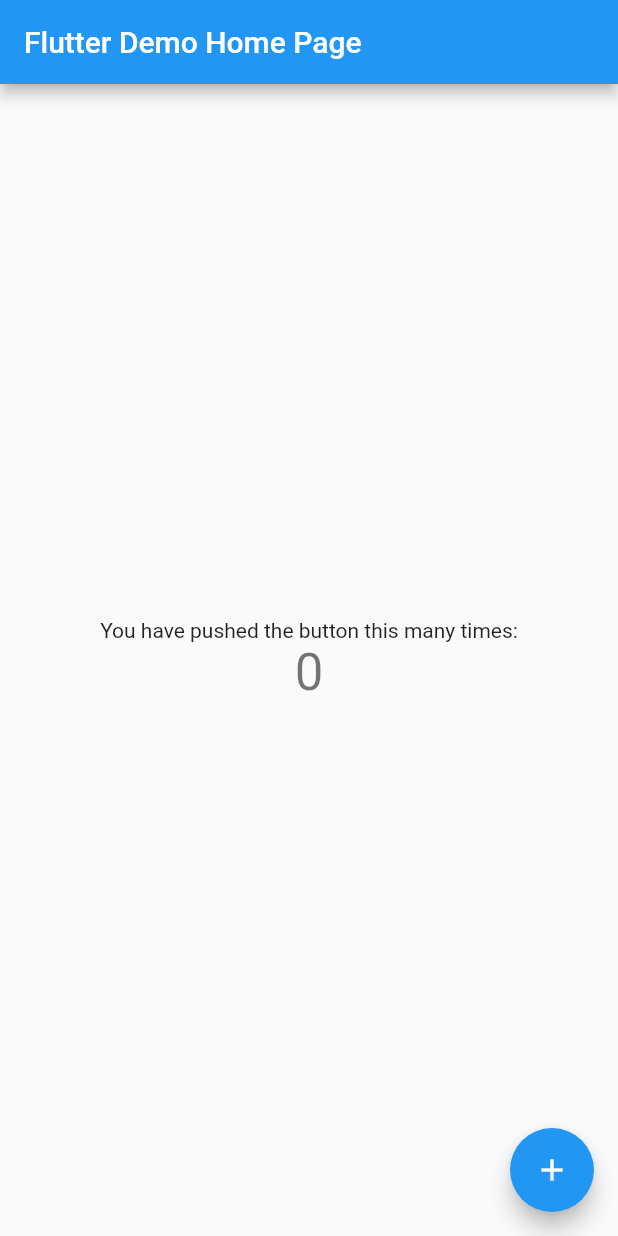
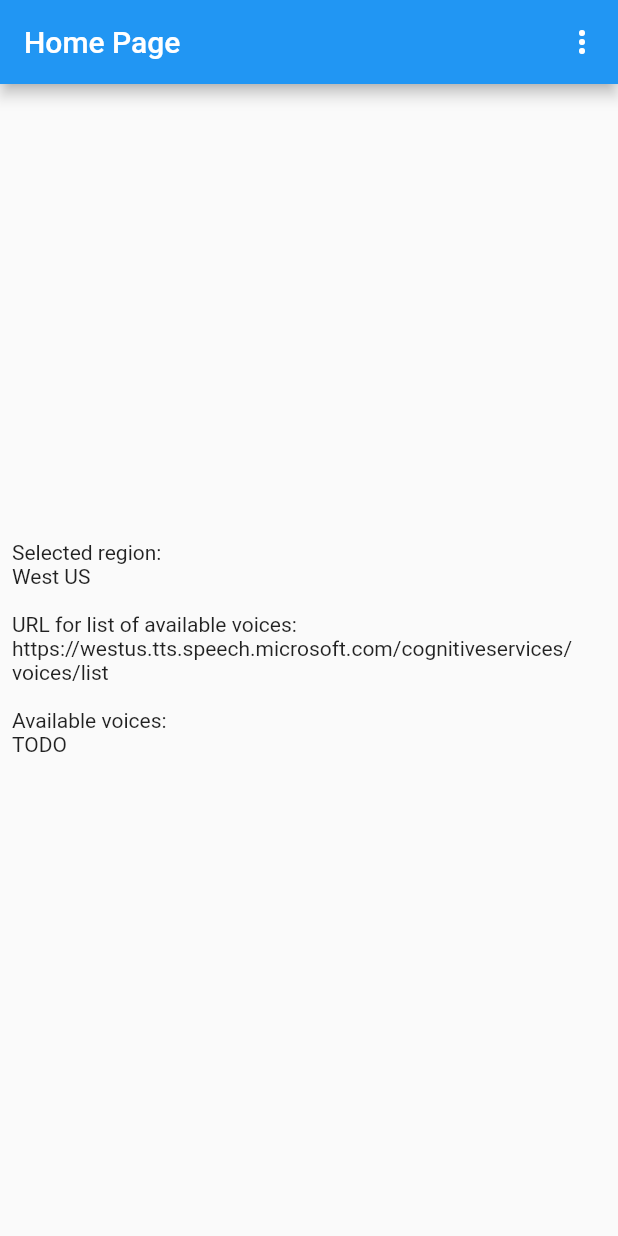
Before and after one commit to boltomli/speech_api_flu, a Flutter app: the screen it shows after launch, on a phone screen of 412 x 824 dp. Run offline on Flutter 3.47's test engine with Material 2 defaults, Android fonts, the phone set to English and light mode, and no system bars.

Commit message:
Prepare to get available voices

```diff
--- a/lib/main.dart
+++ b/lib/main.dart
@@ -9,40 +9,33 @@
   runApp(new MyApp());
 }
 
+const regions = const [
+  const Region('West US', 'https://westus.tts.speech.microsoft.com/cognitiveservices/voices/list'),
+  const Region('Southeast Asia', 'https://southeastasia.tts.speech.microsoft.com/cognitiveservices/voices/list'),
+];
+
+class Region {
+  final String regionName;
+  final String voiceListUrl;
+
+  const Region(this.regionName, this.voiceListUrl);
+}
+
 class MyApp extends StatelessWidget {
-  // This widget is the root of your application.
   @override
   Widget build(BuildContext context) {
     return MaterialApp(
-      title: 'Flutter Demo',
+      title: 'Speech Demo',
       theme: ThemeData(
-        // This is the theme of your application.
-        //
-        // Try running your application with "flutter run". You'll see the
-        // application has a blue toolbar. Then, without quitting the app, try
-        // changing the primarySwatch below to Colors.green and then invoke
-        // "hot reload" (press "r" in the console where you ran "flutter run",
-        // or simply save your changes to "hot reload" in a Flutter IDE).
-        // Notice that the counter didn't reset back to zero; the application
-        // is not restarted.
         primarySwatch: Colors.blue,
       ),
-      home: MyHomePage(title: 'Flutter Demo Home Page'),
+      home: MyHomePage(title: 'Home Page'),
     );
   }
 }
 
 class MyHomePage extends StatefulWidget {
   MyHomePage({Key key, this.title}) : super(key: key);
-
-  // This widget is the home page of your application. It is stateful, meaning
-  // that it has a State object (defined below) that contains fields that affect
-  // how it looks.
-
-  // This class is the configuration for the state. It holds the values (in this
-  // case the title) provided by the parent (in this case the App widget) and
-  // used by the build method of the State. Fields in a Widget subclass are
-  // always marked "final".
 
   final String title;
 
@@ -51,68 +44,70 @@
 }
 
 class _MyHomePageState extends State<MyHomePage> {
-  int _counter = 0;
+  Region selectedRegion = regions.first;
 
-  void _incrementCounter() {
-    setState(() {
-      // This call to setState tells the Flutter framework that something has
-      // changed in this State, which causes it to rerun the build method below
-      // so that the display can reflect the updated values. If we changed
-      // _counter without calling setState(), then the build method would not be
-      // called again, and so nothing would appear to happen.
-      _counter++;
-    });
+  @override
+  void initState() {
+    super.initState();
   }
+
 
   @override
   Widget build(BuildContext context) {
-    // This method is rerun every time setState is called, for instance as done
-    // by the _incrementCounter method above.
-    //
-    // The Flutter framework has been optimized to make rerunning build methods
-    // fast, so that you can just rebuild anything that needs updating rather
-    // than having to individually change instances of widgets.
     return Scaffold(
       appBar: AppBar(
-        // Here we take the value from the MyHomePage object that was created by
-        // the App.build method, and use it to set our appbar title.
         title: Text(widget.title),
+        actions: [
+          PopupMenuButton<Region>(
+            tooltip: 'Select region by name\nhttps://docs.microsoft.com/en-us/azure/cognitive-services/speech-service/rest-text-to-speech#get-a-list-of-voices',
+            onSelected: _selectRegionHandler,
+            itemBuilder: (BuildContext context) => _buildRegionsWidgets,
+          )
+        ],
       ),
-      body: Center(
-        // Center is a layout widget. It takes a single child and positions it
-        // in the middle of the parent.
+      body: Padding(
+        padding: EdgeInsets.all(8.0),
+        child: Center(
           child: Column(
-          // Column is also a layout widget. It takes a list of children and
-          // arranges them vertically. By default, it sizes itself to fit its
-          // children horizontally, and tries to be as tall as its parent.
-          //
-          // Invoke "debug painting" (press "p" in the console, choose the
-          // "Toggle Debug Paint" action from the Flutter Inspector in Android
-          // Studio, or the "Toggle Debug Paint" command in Visual Studio Code)
-          // to see the wireframe for each widget.
-          //
-          // Column has various properties to control how it sizes itself and
-          // how it positions its children. Here we use mainAxisAlignment to
-          // center the children vertically; the main axis here is the vertical
-          // axis because Columns are vertical (the cross axis would be
-          // horizontal).
-          mainAxisAlignment: MainAxisAlignment.center,
-          children: <Widget>[
+            mainAxisSize: MainAxisSize.min,
+            crossAxisAlignment: CrossAxisAlignment.stretch,
+            children: <Widget> [
               Text(
-              'You have pushed the button this many times:',
+                'Selected region:',
               ),
               Text(
-              '$_counter',
-              style: Theme.of(context).textTheme.display1,
+                '${selectedRegion.regionName}\n',
+              ),
+              Text(
+                'URL for list of available voices:',
+              ),
+              Text(
+                '${selectedRegion.voiceListUrl}\n',
+              ),
+              Text(
+                'Available voices:',
+              ),
+              Text(
+                'TODO\n',
               ),
             ],
           ),
         ),
-      floatingActionButton: FloatingActionButton(
-        onPressed: _incrementCounter,
-        tooltip: 'Increment',
-        child: Icon(Icons.add),
-      ), // This trailing comma makes auto-formatting nicer for build methods.
+      ),
     );
   }
+
+  List<CheckedPopupMenuItem<Region>> get _buildRegionsWidgets => regions
+    .map((r) => CheckedPopupMenuItem<Region>(
+      value: r,
+      checked: selectedRegion == r,
+      child: Text(r.regionName),
+    ))
+    .toList();
+
+  void _selectRegionHandler(Region region) {
+    setState(() {
+      selectedRegion = region;
+    });
   }
+}
--- a/pubspec.yaml
+++ b/pubspec.yaml
@@ -23,6 +23,7 @@
   # The following adds the Cupertino Icons font to your application.
   # Use with the CupertinoIcons class for iOS style icons.
   cupertino_icons: ^0.1.2
+  dio: ^3.0.0
 
 dev_dependencies:
   flutter_test:
```
Also changed, not shown: pubspec.lock. Lines whose indentation alone changed are shown as unchanged.
